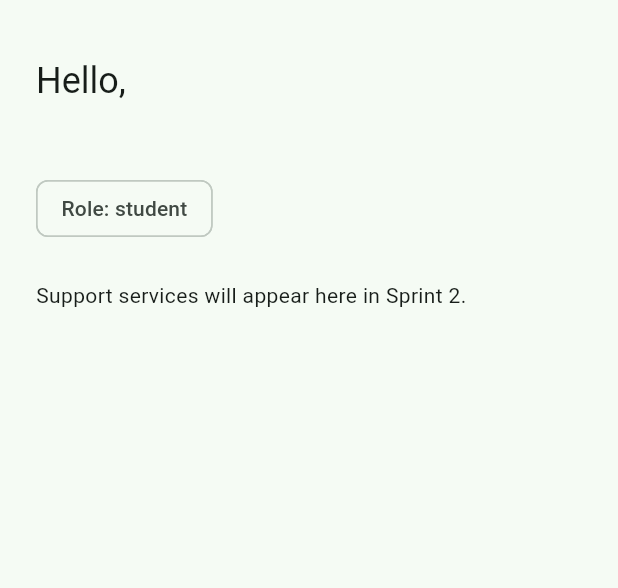
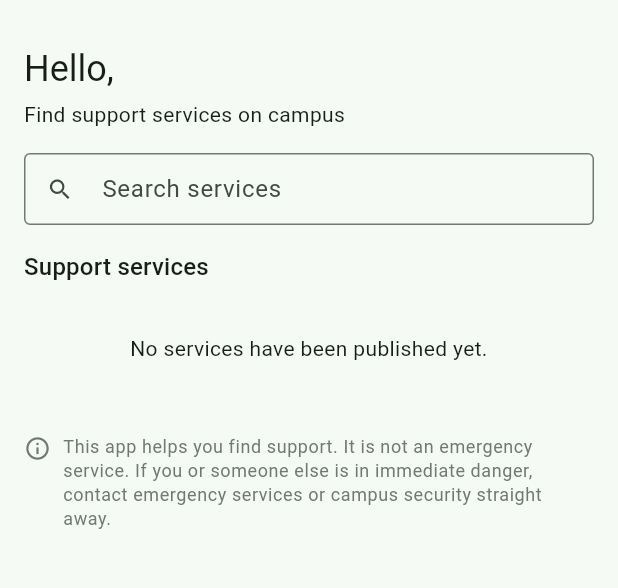
Before and after one commit to diDanji/ucu_wellbeing, a Flutter app: the screen it shows once a user with an empty profile is signed in, on a phone screen of 412 x 824 dp, the part 63-651 px from its top. Run offline on Flutter 3.47's test engine with Material 3 defaults, Android fonts, the phone set to English and light mode, and no system bars; our stand-ins replace cloud_firestore, firebase_auth, firebase_core; accounts and stored records are empty.

Commit message:
sprint 2 task 2: student service directory and service details (FR3)

```diff
--- /dev/null
+++ b/emulator-data/auth_export/config.json
@@ -0,0 +1 @@
+{"signIn":{"allowDuplicateEmails":false},"emailPrivacyConfig":{"enableImprovedEmailPrivacy":false}}
--- /dev/null
+++ b/lib/models/service_category.dart
@@ -0,0 +1,34 @@
+import 'package:cloud_firestore/cloud_firestore.dart';
+
+/// A label used to group services and resources (EERD: CATEGORY),
+/// stored at categories/{categoryId}.
+/// (Named ServiceCategory because Flutter already has a class called Category.)
+class ServiceCategory {
+  final String id;
+  final String name;
+  final String description;
+  final String appliesTo; // service | resource | both
+  final bool active;
+
+  const ServiceCategory({
+    required this.id,
+    required this.name,
+    required this.description,
+    required this.appliesTo,
+    required this.active,
+  });
+
+  bool get forServices => appliesTo == 'service' || appliesTo == 'both';
+  bool get forResources => appliesTo == 'resource' || appliesTo == 'both';
+
+  factory ServiceCategory.fromDoc(DocumentSnapshot<Map<String, dynamic>> doc) {
+    final d = doc.data() ?? {};
+    return ServiceCategory(
+      id: doc.id,
+      name: (d['name'] as String?) ?? doc.id,
+      description: (d['description'] as String?) ?? '',
+      appliesTo: (d['appliesTo'] as String?) ?? 'both',
+      active: (d['status'] as String?) == 'active',
+    );
+  }
+}
--- /dev/null
+++ b/lib/models/support_service.dart
@@ -0,0 +1,64 @@
+import 'package:cloud_firestore/cloud_firestore.dart';
+
+/// One entry in the service directory (EERD: SUPPORT_SERVICE), stored at
+/// services/{serviceId}. Students only ever receive PUBLISHED services.
+class SupportService {
+  final String id;
+  final String name;
+  final String description;
+  final String? categoryId;
+  final String? location;
+  final String? operatingHours;
+  final String? contactMethod;
+  final String? accessMethod;
+  final String? eligibility;
+  final String? whatToExpect;
+  final bool appointmentRequired;
+  final String? expectedResponseTime;
+  final String status;
+  final DateTime? updatedAt;
+
+  const SupportService({
+    required this.id,
+    required this.name,
+    required this.description,
+    this.categoryId,
+    this.location,
+    this.operatingHours,
+    this.contactMethod,
+    this.accessMethod,
+    this.eligibility,
+    this.whatToExpect,
+    required this.appointmentRequired,
+    this.expectedResponseTime,
+    required this.status,
+    this.updatedAt,
+  });
+
+  factory SupportService.fromDoc(DocumentSnapshot<Map<String, dynamic>> doc) {
+    final d = doc.data() ?? {};
+    return SupportService(
+      id: doc.id,
+      name: (d['name'] as String?) ?? doc.id,
+      description: (d['description'] as String?) ?? '',
+      categoryId: d['categoryId'] as String?,
+      location: d['location'] as String?,
+      operatingHours: d['operatingHours'] as String?,
+      contactMethod: d['contactMethod'] as String?,
+      accessMethod: d['accessMethod'] as String?,
+      eligibility: d['eligibility'] as String?,
+      whatToExpect: d['whatToExpect'] as String?,
+      appointmentRequired: (d['appointmentRequired'] as bool?) ?? false,
+      expectedResponseTime: d['expectedResponseTime'] as String?,
+      status: (d['status'] as String?) ?? 'draft',
+      updatedAt: (d['updatedAt'] as Timestamp?)?.toDate(),
+    );
+  }
+
+  /// True when a detail has not been confirmed yet: empty, or a
+  /// placeholder such as "[To be confirmed with the service]".
+  static bool isMissing(String? value) {
+    final v = value?.trim() ?? '';
+    return v.isEmpty || v.startsWith('[');
+  }
+}
--- a/lib/screens/home/home_page.dart
+++ b/lib/screens/home/home_page.dart
@@ -4,6 +4,7 @@ import '../../models/app_user.dart';
 import '../../services/auth_service.dart';
 import '../admin/admin_users_page.dart';
 import '../staff/staff_home.dart';
+import '../student/student_home.dart';
 
 /// Loads the signed-in user's profile and sends them to the right area
 /// for their role (FR9). The role is read from Firestore, never chosen in the app.
@@ -39,34 +40,6 @@ class HomePage extends StatelessWidget {
   }
 }
 
-class StudentHome extends StatelessWidget {
-  const StudentHome({super.key, required this.me});
-  final AppUser me;
-
-  @override
-  Widget build(BuildContext context) {
-    return Scaffold(
-      appBar: AppBar(
-        title: const Text('UCU Wellbeing'),
-        actions: const [SignOutButton()],
-      ),
-      body: ListView(
-        padding: const EdgeInsets.all(24),
-        children: [
-          Text('Hello, ${me.fullName.split(' ').first}',
-              style: Theme.of(context).textTheme.headlineSmall),
-          const SizedBox(height: 8),
-          Text(me.email),
-          const SizedBox(height: 16),
-          Align(alignment: Alignment.centerLeft, child: Chip(label: Text('Role: ${me.role.name}'))),
-          const SizedBox(height: 24),
-          const Text('Support services will appear here in Sprint 2.'),
-        ],
-      ),
-    );
-  }
-}
-
 class SignOutButton extends StatelessWidget {
   const SignOutButton({super.key});
   @override
--- /dev/null
+++ b/lib/screens/student/service_ui.dart
@@ -0,0 +1,52 @@
+import 'package:flutter/material.dart';
+
+/// Small shared pieces for the student service screens.
+
+IconData serviceIcon(String serviceId) {
+  switch (serviceId) {
+    case 'counselling':
+      return Icons.chat_bubble_outline;
+    case 'peer_counselling':
+      return Icons.people_outline;
+    case 'chaplaincy':
+      return Icons.volunteer_activism_outlined;
+    case 'workshops':
+      return Icons.event_outlined;
+    default:
+      return Icons.support_agent;
+  }
+}
+
+String formatDate(DateTime d) {
+  const months = ['Jan', 'Feb', 'Mar', 'Apr', 'May', 'Jun', 'Jul', 'Aug', 'Sep', 'Oct', 'Nov', 'Dec'];
+  return '${d.day} ${months[d.month - 1]} ${d.year}';
+}
+
+/// Shown on every student screen: the app helps people find support,
+/// it is not an emergency or crisis service.
+class NotEmergencyNote extends StatelessWidget {
+  const NotEmergencyNote({super.key});
+
+  @override
+  Widget build(BuildContext context) {
+    final theme = Theme.of(context);
+    return Padding(
+      padding: const EdgeInsets.only(top: 24),
+      child: Row(
+        crossAxisAlignment: CrossAxisAlignment.start,
+        children: [
+          Icon(Icons.info_outline, size: 18, color: theme.colorScheme.outline),
+          const SizedBox(width: 8),
+          Expanded(
+            child: Text(
+              'This app helps you find support. It is not an emergency service. '
+              'If you or someone else is in immediate danger, contact emergency services '
+              'or campus security straight away.',
+              style: theme.textTheme.bodySmall?.copyWith(color: theme.colorScheme.outline),
+            ),
+          ),
+        ],
+      ),
+    );
+  }
+}
--- /dev/null
+++ b/lib/screens/student/student_home.dart
@@ -0,0 +1,210 @@
+import 'package:flutter/material.dart';
+
+import '../../models/app_user.dart';
+import '../../models/service_category.dart';
+import '../../models/support_service.dart';
+import '../../services/directory_service.dart';
+import '../home/home_page.dart';
+import 'service_detail_page.dart';
+import 'service_ui.dart';
+
+/// FR3 - the student's home: a searchable directory of PUBLISHED services.
+class StudentHome extends StatefulWidget {
+  const StudentHome({super.key, required this.me});
+  final AppUser me;
+
+  @override
+  State<StudentHome> createState() => _StudentHomeState();
+}
+
+class _StudentHomeState extends State<StudentHome> {
+  final _directory = DirectoryService();
+  late final Stream<List<SupportService>> _services = _directory.publishedServices();
+  late final Stream<Map<String, ServiceCategory>> _categories = _directory.activeCategories();
+
+  String _query = '';
+  String? _categoryId; // null = all
+
+  bool _matches(SupportService s) {
+    if (_categoryId != null && s.categoryId != _categoryId) return false;
+    final q = _query.trim().toLowerCase();
+    if (q.isEmpty) return true;
+    return s.name.toLowerCase().contains(q) || s.description.toLowerCase().contains(q);
+  }
+
+  @override
+  Widget build(BuildContext context) {
+    final theme = Theme.of(context);
+    final firstName = widget.me.fullName.trim().split(' ').first;
+
+    return Scaffold(
+      appBar: AppBar(
+        title: const Text('UCU Wellbeing'),
+        actions: const [SignOutButton()],
+      ),
+      body: StreamBuilder<Map<String, ServiceCategory>>(
+        stream: _categories,
+        builder: (context, catSnap) {
+          final categories = catSnap.data ?? const <String, ServiceCategory>{};
+          return StreamBuilder<List<SupportService>>(
+            stream: _services,
+            builder: (context, snap) {
+              final children = <Widget>[
+                Text('Hello, $firstName', style: theme.textTheme.headlineSmall),
+                const SizedBox(height: 4),
+                Text('Find support services on campus', style: theme.textTheme.bodyMedium),
+                const SizedBox(height: 16),
+                TextField(
+                  decoration: const InputDecoration(
+                    hintText: 'Search services',
+                    prefixIcon: Icon(Icons.search),
+                    border: OutlineInputBorder(),
+                    isDense: true,
+                  ),
+                  onChanged: (v) => setState(() => _query = v),
+                ),
+              ];
+
+              if (snap.hasError) {
+                children.add(_InfoText('Could not load services: ${snap.error}'));
+              } else if (!snap.hasData) {
+                children.add(const Padding(
+                  padding: EdgeInsets.all(32),
+                  child: Center(child: CircularProgressIndicator()),
+                ));
+              } else {
+                final all = snap.data!;
+                // Only offer category chips that actually have published services.
+                final usedIds = all.map((s) => s.categoryId).whereType<String>().toSet();
+                final chips = categories.values.where((c) => c.forServices && usedIds.contains(c.id)).toList()
+                  ..sort((a, b) => a.name.compareTo(b.name));
+                if (chips.isNotEmpty) {
+                  children.add(const SizedBox(height: 12));
+                  children.add(SingleChildScrollView(
+                    scrollDirection: Axis.horizontal,
+                    child: Row(children: [
+                      Padding(
+                        padding: const EdgeInsets.only(right: 8),
+                        child: ChoiceChip(
+                          label: const Text('All'),
+                          selected: _categoryId == null,
+                          onSelected: (_) => setState(() => _categoryId = null),
+                        ),
+                      ),
+                      for (final c in chips)
+                        Padding(
+                          padding: const EdgeInsets.only(right: 8),
+                          child: ChoiceChip(
+                            label: Text(c.name),
+                            selected: _categoryId == c.id,
+                            onSelected: (_) => setState(() => _categoryId = c.id),
+                          ),
+                        ),
+                    ]),
+                  ));
+                }
+
+                children.add(const SizedBox(height: 16));
+                children.add(Text('Support services', style: theme.textTheme.titleMedium));
+                children.add(const SizedBox(height: 8));
+
+                final shown = all.where(_matches).toList();
+                if (all.isEmpty) {
+                  children.add(const _InfoText('No services have been published yet.'));
+                } else if (shown.isEmpty) {
+                  children.add(const _InfoText('No services match your search.'));
+                } else {
+                  for (final s in shown) {
+                    children.add(_ServiceCard(service: s, category: categories[s.categoryId]));
+                  }
+                }
+              }
+
+              children.add(const NotEmergencyNote());
+              return ListView(padding: const EdgeInsets.fromLTRB(16, 16, 16, 32), children: children);
+            },
+          );
+        },
+      ),
+    );
+  }
+}
+
+class _ServiceCard extends StatelessWidget {
+  const _ServiceCard({required this.service, this.category});
+  final SupportService service;
+  final ServiceCategory? category;
+
+  @override
+  Widget build(BuildContext context) {
+    final theme = Theme.of(context);
+    return Card(
+      margin: const EdgeInsets.only(bottom: 12),
+      clipBehavior: Clip.antiAlias,
+      child: InkWell(
+        onTap: () => Navigator.of(context).push(MaterialPageRoute(
+          builder: (_) => ServiceDetailPage(serviceId: service.id, initialName: service.name),
+        )),
+        child: Padding(
+          padding: const EdgeInsets.all(16),
+          child: Row(
+            crossAxisAlignment: CrossAxisAlignment.start,
+            children: [
+              CircleAvatar(
+                backgroundColor: theme.colorScheme.primaryContainer,
+                foregroundColor: theme.colorScheme.onPrimaryContainer,
+                child: Icon(serviceIcon(service.id)),
+              ),
+              const SizedBox(width: 16),
+              Expanded(
+                child: Column(
+                  crossAxisAlignment: CrossAxisAlignment.start,
+                  children: [
+                    Text(service.name, style: theme.textTheme.titleMedium),
+                    if (service.description.isNotEmpty) ...[
+                      const SizedBox(height: 4),
+                      Text(service.description, maxLines: 2, overflow: TextOverflow.ellipsis),
+                    ],
+                    const SizedBox(height: 8),
+                    Wrap(spacing: 8, runSpacing: 4, children: [
+                      if (category != null) _Tag(category!.name),
+                      _Tag(service.appointmentRequired ? 'Appointment needed' : 'No appointment needed'),
+                    ]),
+                  ],
+                ),
+              ),
+              const Icon(Icons.chevron_right),
+            ],
+          ),
+        ),
+      ),
+    );
+  }
+}
+
+class _Tag extends StatelessWidget {
+  const _Tag(this.text);
+  final String text;
+  @override
+  Widget build(BuildContext context) {
+    final theme = Theme.of(context);
+    return Container(
+      padding: const EdgeInsets.symmetric(horizontal: 8, vertical: 3),
+      decoration: BoxDecoration(
+        color: theme.colorScheme.secondaryContainer,
+        borderRadius: BorderRadius.circular(12),
+      ),
+      child: Text(text, style: theme.textTheme.labelSmall?.copyWith(color: theme.colorScheme.onSecondaryContainer)),
+    );
+  }
+}
+
+class _InfoText extends StatelessWidget {
+  const _InfoText(this.text);
+  final String text;
+  @override
+  Widget build(BuildContext context) => Padding(
+        padding: const EdgeInsets.symmetric(vertical: 24),
+        child: Text(text, textAlign: TextAlign.center),
+      );
+}
--- /dev/null
+++ b/lib/services/directory_service.dart
@@ -0,0 +1,47 @@
+import 'package:cloud_firestore/cloud_firestore.dart';
+
+import '../models/service_category.dart';
+import '../models/support_service.dart';
+
+/// FR3 - reads the service directory for students.
+///
+/// Firestore rules are not filters: a student's query must ask ONLY for
+/// published services (where status == 'published'), otherwise the whole
+/// query is refused. That is what makes "students see only published
+/// content" true on the server, not just in the app.
+class DirectoryService {
+  DirectoryService({FirebaseFirestore? db}) : _db = db ?? FirebaseFirestore.instance;
+  final FirebaseFirestore _db;
+
+  Stream<List<SupportService>> publishedServices() {
+    return _db
+        .collection('services')
+        .where('status', isEqualTo: 'published')
+        .snapshots()
+        .map((q) {
+      final list = q.docs.map(SupportService.fromDoc).toList();
+      list.sort((a, b) => a.name.toLowerCase().compareTo(b.name.toLowerCase()));
+      return list;
+    });
+  }
+
+  /// One service. A draft (or unknown) service is refused by the rules,
+  /// which arrives here as a stream error.
+  Stream<SupportService?> service(String id) {
+    return _db.collection('services').doc(id).snapshots().map(
+          (doc) => doc.exists ? SupportService.fromDoc(doc) : null,
+        );
+  }
+
+  /// Active categories, keyed by id.
+  Stream<Map<String, ServiceCategory>> activeCategories() {
+    return _db.collection('categories').snapshots().map((q) {
+      final map = <String, ServiceCategory>{};
+      for (final doc in q.docs) {
+        final c = ServiceCategory.fromDoc(doc);
+        if (c.active) map[c.id] = c;
+      }
+      return map;
+    });
+  }
+}
```
Also changed, not shown: emulator-data/auth_export/accounts.json (added, +1 -0 lines), emulator-data/firebase-export-metadata.json (added, +12 -0 lines), lib/screens/student/service_detail_page.dart (added, +139 -0 lines), 3 other files.
